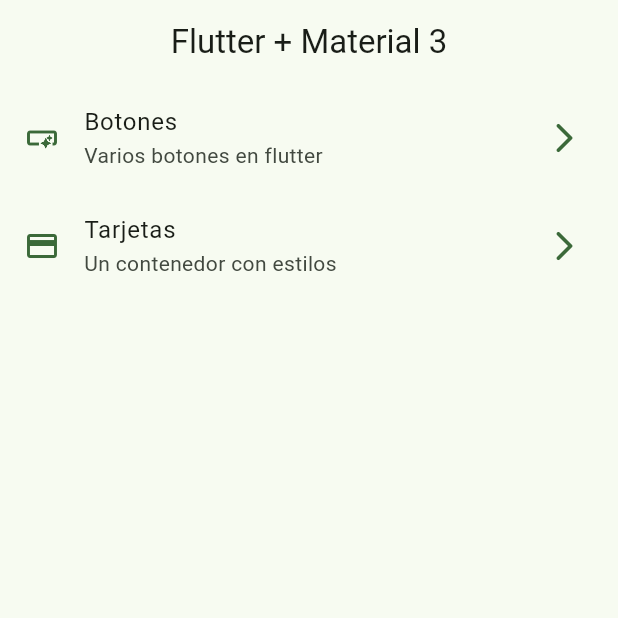
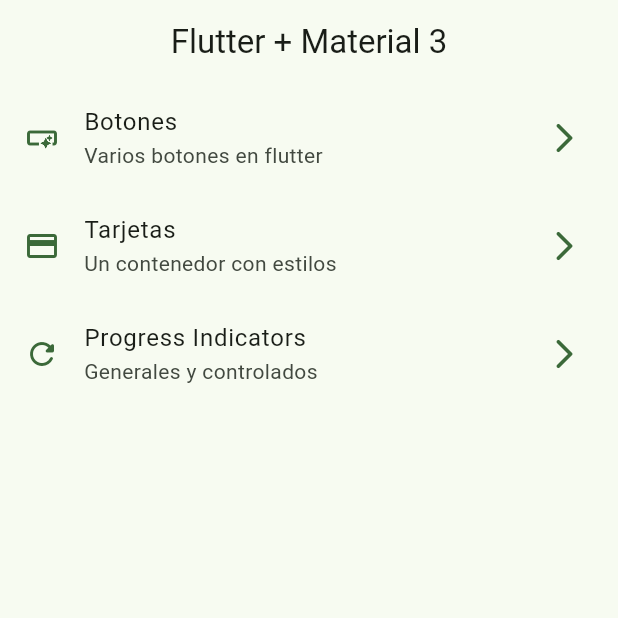
Before and after one commit to SebasRDev/widget_app, a Flutter app: the screen it shows after launch, on a phone screen of 412 x 824 dp, the top half of it. Run offline on Flutter 3.47's test engine with Material 2 defaults, Android fonts, the phone set to English and light mode, and no system bars; our stand-ins replace go_router.

Commit message:
progress indicators

```diff
--- a/lib/config/menu/menu_items.dart
+++ b/lib/config/menu/menu_items.dart
@@ -28,4 +28,10 @@ const appMenuItems = <MenuItem>[
     url: '/cards',
     icon: Icons.credit_card
   ),
+  MenuItem(
+    title: 'Progress Indicators',
+    subtitle: 'Generales y controlados',
+    url: '/progress',
+    icon: Icons.refresh_rounded
+  ),
 ];
--- a/lib/config/router/app_router.dart
+++ b/lib/config/router/app_router.dart
@@ -20,5 +20,10 @@ final appRouter = GoRouter(
       name: CardsScreen.name,
       builder: (context, state) => const CardsScreen(),
     ),
+    GoRoute(
+      path: '/progress',
+      name: ProgressScreen.name,
+      builder: (context, state) => const ProgressScreen(),
+    ),
   ],
 );
```
Also changed, not shown: lib/presentation/screens/progress/progress_screen.dart (+61 -1 lines).
